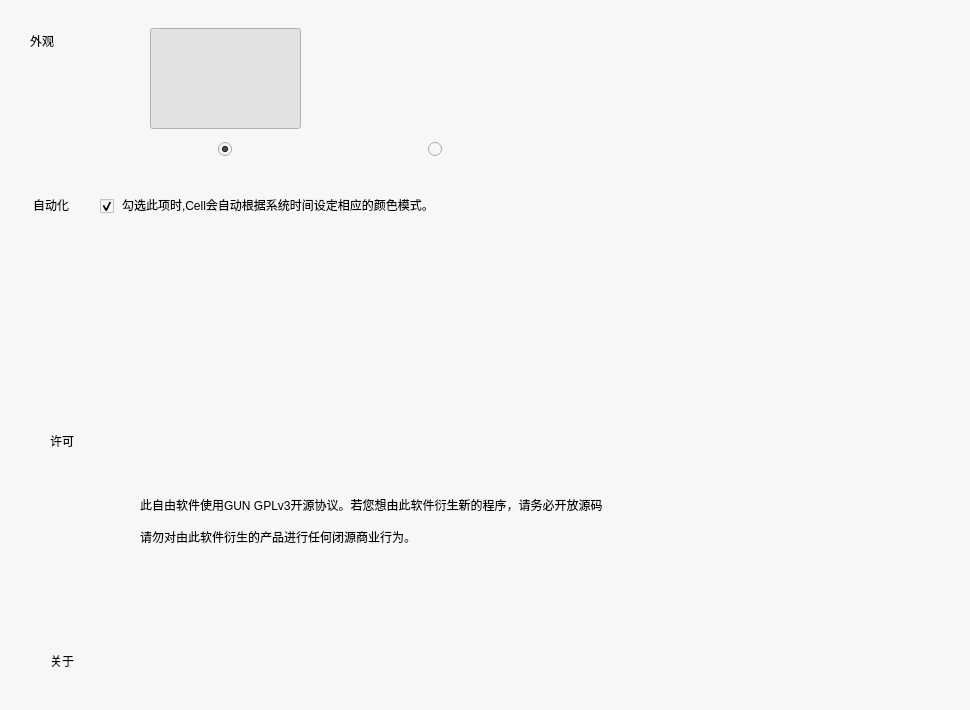
This is Forms/settingspagewidget.ui in elexenon/Cell as Qt 5 draws it before an edit. The edited form follows.
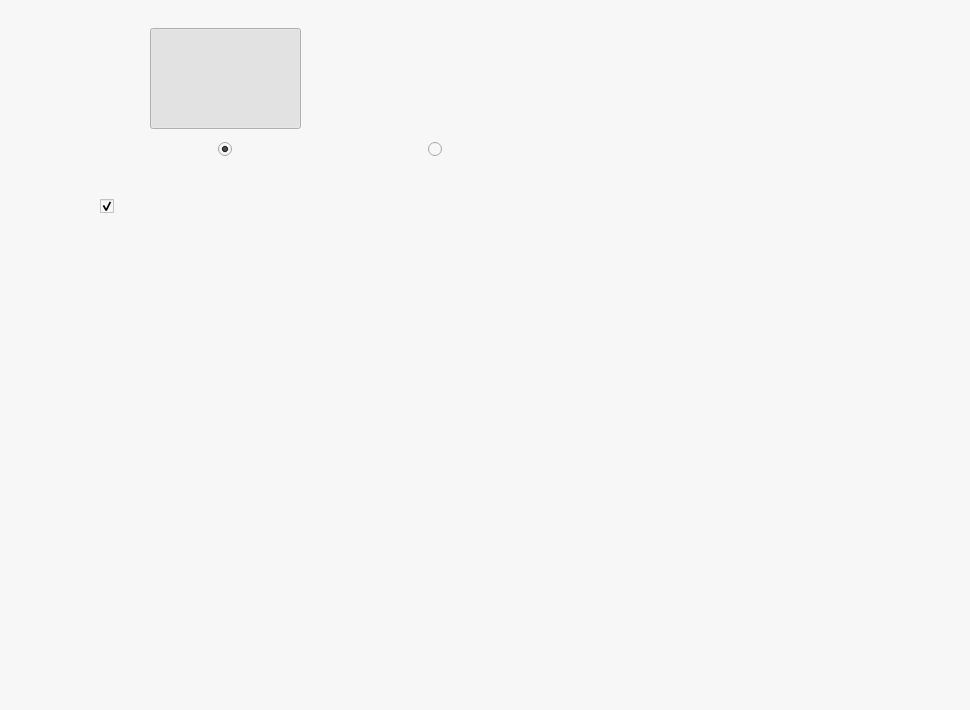
This is the edited form. Icons and pictures are not drawn.

Diff of the .ui file:
```diff
--- a/Forms/settingspagewidget.ui
+++ b/Forms/settingspagewidget.ui
@@ -16,19 +16,6 @@
   <property name="styleSheet">
    <string notr="true">background-color: rgb(247, 247, 247);</string>
   </property>
-  <widget class="QLabel" name="label_colorScheme">
-   <property name="geometry">
-    <rect>
-     <x>30</x>
-     <y>10</y>
-     <width>111</width>
-     <height>61</height>
-    </rect>
-   </property>
-   <property name="text">
-    <string>外观</string>
-   </property>
-  </widget>
   <widget class="QPushButton" name="Btn_bright">
    <property name="geometry">
     <rect>
@@ -114,19 +101,6 @@
     <string/>
    </property>
   </widget>
-  <widget class="QLabel" name="label_auto">
-   <property name="geometry">
-    <rect>
-     <x>33</x>
-     <y>189</y>
-     <width>61</width>
-     <height>31</height>
-    </rect>
-   </property>
-   <property name="text">
-    <string>自动化</string>
-   </property>
-  </widget>
   <widget class="QCheckBox" name="checkBox_auto">
    <property name="geometry">
     <rect>
@@ -143,32 +117,6 @@
     <bool>true</bool>
    </property>
   </widget>
-  <widget class="QLabel" name="label_auto_hint">
-   <property name="geometry">
-    <rect>
-     <x>122</x>
-     <y>179</y>
-     <width>501</width>
-     <height>51</height>
-    </rect>
-   </property>
-   <property name="text">
-    <string>勾选此项时,Cell会自动根据系统时间设定相应的颜色模式。</string>
-   </property>
-  </widget>
-  <widget class="QLabel" name="label_about">
-   <property name="geometry">
-    <rect>
-     <x>50</x>
-     <y>630</y>
-     <width>111</width>
-     <height>61</height>
-    </rect>
-   </property>
-   <property name="text">
-    <string>关于</string>
-   </property>
-  </widget>
   <widget class="QLabel" name="labelGPL">
    <property name="geometry">
     <rect>
@@ -185,34 +133,6 @@
     <string/>
    </property>
   </widget>
-  <widget class="QLabel" name="labelLicenseHint">
-   <property name="geometry">
-    <rect>
-     <x>140</x>
-     <y>480</y>
-     <width>731</width>
-     <height>81</height>
-    </rect>
-   </property>
-   <property name="text">
-    <string>此自由软件使用GUN GPLv3开源协议。若您想由此软件衍生新的程序，请务必开放源码
-
-请勿对由此软件衍生的产品进行任何闭源商业行为。</string>
-   </property>
-  </widget>
-  <widget class="QLabel" name="labelLicense">
-   <property name="geometry">
-    <rect>
-     <x>50</x>
-     <y>410</y>
-     <width>111</width>
-     <height>61</height>
-    </rect>
-   </property>
-   <property name="text">
-    <string>许可</string>
-   </property>
-  </widget>
  </widget>
  <resources/>
  <connections/>
```
